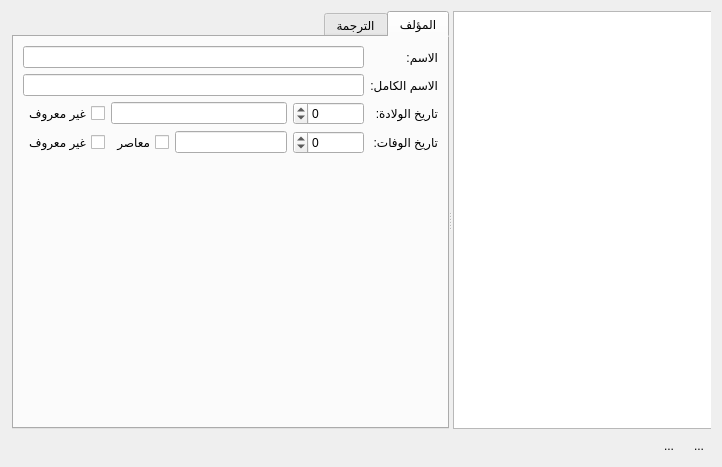
Qt form src/authorsmanagerwidget.ui (boussouira/moltaqa) before a commit.
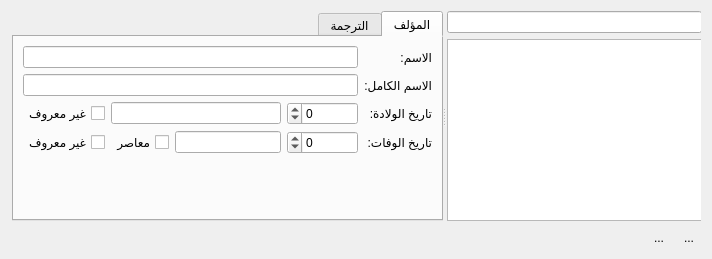
The same form after that commit. Icons and pictures are not drawn. Custom widgets are drawn as their Qt base class.

Commit message: filter some control center widgets

Diff of the .ui file:
```diff
--- a/src/authorsmanagerwidget.ui
+++ b/src/authorsmanagerwidget.ui
@@ -6,8 +6,8 @@
    <rect>
     <x>0</x>
     <y>0</y>
-    <width>722</width>
-    <height>467</height>
+    <width>712</width>
+    <height>259</height>
    </rect>
   </property>
   <property name="windowTitle">
@@ -19,15 +19,15 @@
   <layout class="QVBoxLayout" name="verticalLayout_2">
    <item>
     <widget class="QSplitter" name="splitter">
-     <property name="sizePolicy">
-      <sizepolicy hsizetype="Expanding" vsizetype="Expanding">
-       <horstretch>0</horstretch>
-       <verstretch>0</verstretch>
-      </sizepolicy>
-     </property>
      <property name="orientation">
       <enum>Qt::Horizontal</enum>
      </property>
+     <widget class="QWidget" name="">
+      <layout class="QVBoxLayout" name="verticalLayout">
+       <item>
+        <widget class="FancyLineEdit" name="lineFilter"/>
+       </item>
+       <item>
      <widget class="QTreeView" name="treeView">
       <property name="editTriggers">
        <set>QAbstractItemView::NoEditTriggers</set>
@@ -36,6 +36,9 @@
        <bool>true</bool>
       </property>
      </widget>
+       </item>
+      </layout>
+     </widget>
      <widget class="QTabWidget" name="tabWidget">
       <property name="currentIndex">
        <number>0</number>
@@ -194,6 +197,13 @@
    </item>
   </layout>
  </widget>
+ <customwidgets>
+  <customwidget>
+   <class>FancyLineEdit</class>
+   <extends>QLineEdit</extends>
+   <header>fancylineedit.h</header>
+  </customwidget>
+ </customwidgets>
  <resources>
   <include location="../share/moltaqa-lib/qt_rc.qrc"/>
  </resources>
```
Lines whose indentation alone changed are shown as unchanged. The commit also changes 8 other files.
